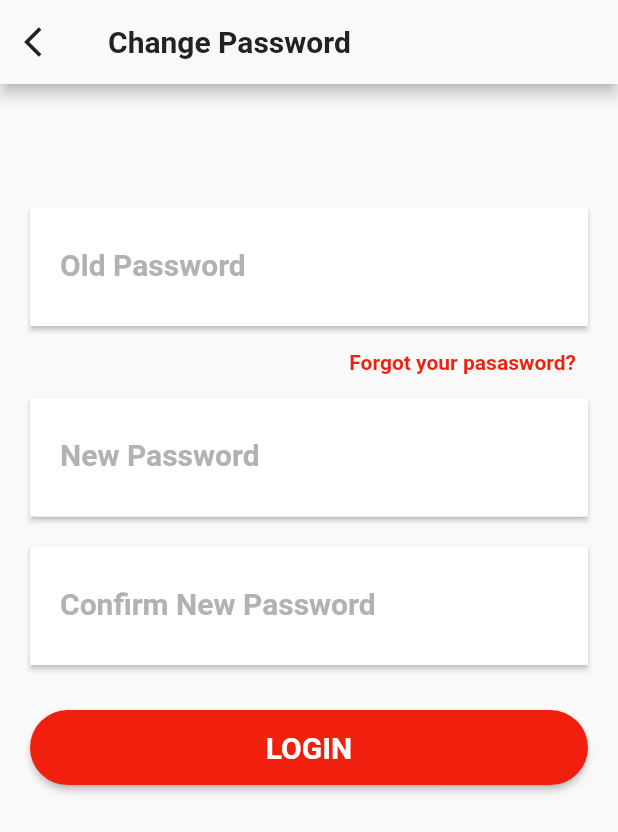
After one commit to Mahmoudagha01/ShoPack-App-With-Clean-Architecture, a Flutter app: the UpdatePasswordView screen opened by its route, on a phone screen of 412 x 824 dp. The commit adds this screen. Shown: the top 832 px of the screen. Run offline on Flutter 3.47's test engine with Material 2 defaults, Android fonts, the phone set to English and light mode, and no system bars; our stand-ins replace bloc, carousel_slider, dartz, dio, equatable, flutter_bloc and 6 more; missing offline and left inert: cloudinary_sdk; accounts and stored records are empty; network calls fail.

Commit message:
Finish Update Password Feature ✔

```diff
--- a/lib/core/utilities/endpoints.dart
+++ b/lib/core/utilities/endpoints.dart
@@ -5,6 +5,7 @@ const String forgotPasswordEndPoint = '/users/password/forgot';
 const String resetPasswordEndPoint = "/users/password/reset/";
 const String profileEndPoint = '/users/me';
 const String updateProfileEndPoint = '/users/profile/update';
+const String updatePasswordEndPoint = '/users/password/update';
 const String productsEndPoint = '/products';
 const String searchEndPoint = 'products/search';
 const String cartsEndPoint = '/carts';
--- a/lib/core/utilities/router.dart
+++ b/lib/core/utilities/router.dart
@@ -3,6 +3,7 @@ import 'package:shop_app/features/forgotpass&verifyemail/presentation/views/forg
 import 'package:shop_app/features/home/presentation/view/layout.dart';
 import 'package:shop_app/features/home/presentation/view/product_details.dart';
 import 'package:shop_app/features/profile/domain/entities/profile_entity.dart';
+import 'package:shop_app/features/profile/presentation/views/updatePass.dart';
 import 'package:shop_app/features/profile/presentation/views/updateprofile.dart';
 import 'package:shop_app/features/setpassword/presentation/views/setpassword.dart';
 import 'package:shop_app/features/register/presentation/views/register.dart';
@@ -32,6 +33,8 @@ Route<dynamic> onGenerate(RouteSettings settings) {
       case AppRoutes.updateProfile:
         final user = settings.arguments as UserEntity;
       return MaterialPageRoute(builder: (context) =>  UpdateProfileView(user: user,));
+      case AppRoutes.updatePassword:
+      return MaterialPageRoute(builder: (context) => const UpdatePasswordView());
     default:
       return MaterialPageRoute(builder: (context) => const LoginView());
   }
--- a/lib/core/utilities/routes.dart
+++ b/lib/core/utilities/routes.dart
@@ -1,4 +1,3 @@
-
 class AppRoutes {
   static const onBoarding = "/";
   static const splash = "/splash";
@@ -10,4 +9,5 @@ class AppRoutes {
   static const home = "/home";
   static const productDetails = "/Product-details";
   static const updateProfile = "/update-profile";
+  static const updatePassword = "/update-password";
 }
--- a/lib/core/utilities/strings.dart
+++ b/lib/core/utilities/strings.dart
@@ -17,10 +17,16 @@ class AppStrings {
   static const String apply = "Apply";
   static const String recentlyAddedProducts = "Recently Added Products";
   static const String newText = "New";
+    static const String oldpassword = "Old Password";
+      static const String newpassword = "New Password";
+        static const String repeatpassword = "Confirm New Password";
   static const String password = "Password";
   static const String nameError = "Name should have more than 3 characters";
   static const String nameEmpty = "Name Is required";
   static const String passwordEmpty = "Password is Required";
+    static const String repeatpasswordEmpty = "Confirm New Password is Required";
+      static const String oldpasswordEmpty = "Old Password is Required";
+        static const String newpasswordEmpty = "New Password is Required";
   static const String passwordError =
       "Password should atleast have 6 digits or characters";
   static const String email = "Email";
@@ -28,6 +34,8 @@ class AppStrings {
       "Please, enter your email address. You will receive a link to create a new password via email.";
   static const String login = "Login";
   static const String loginsuccess = "Login done successfully";
+    static const String updatepasssuccess = "Update Password done successfully";
+        static const String updatepassfail = "Update Password Failed";
   static const String registeruccess = "Registration done successfully";
   static const String forgetPassword = "Forgot your pasasword?";
   static const String forgetPasswordtext = "Forgot password";
@@ -39,6 +47,7 @@ class AppStrings {
   static const String send = "Send";
   static const String filter = "Filter";
   static const String submit = "Submit";
+  static const String savepass = "Save Password";
   static const String rate = "Rating";
   static const String myProfile = "My Profile";
   static const String myOrders = "My Orders";
@@ -79,6 +88,7 @@ class AppStrings {
   static const String services = "services";
   static const String shop = "Shop";
   static const String details = "details";
+    static const String changepass = "Change Password";
   static const String about = "about";
   static const String personalinfo = "Personal Information";
   static const String myorders = "My Orders";
--- a/lib/dependancy_injection.dart
+++ b/lib/dependancy_injection.dart
@@ -18,8 +18,10 @@ import 'package:shop_app/features/profile/data/datasources/profile_datasource.da
 import 'package:shop_app/features/profile/data/repositories/profile_repository_impl.dart';
 import 'package:shop_app/features/profile/domain/repositories/profile_repository.dart';
 import 'package:shop_app/features/profile/domain/usecases/getUserDetail.dart';
+import 'package:shop_app/features/profile/domain/usecases/updatePassword.dart';
 import 'package:shop_app/features/profile/domain/usecases/updateProfile.dart';
 import 'package:shop_app/features/profile/presentation/bloc/profile_bloc.dart';
+import 'package:shop_app/features/profile/presentation/bloc/update_password_bloc.dart';
 import 'package:shop_app/features/register/data/datasources/register_datasource.dart';
 import 'package:shop_app/features/register/data/repositories/register_repository_impl.dart';
 import 'package:shop_app/features/register/domain/repositories/register_repository.dart';
@@ -48,6 +50,7 @@ Future<void> init() async {
   injector.registerFactory(() => BottomNavigationBarBloc());
   injector.registerFactory(() => ProductsBloc(injector(), injector()));
   injector.registerFactory(() => ProfileBloc(injector(), injector()));
+  injector.registerFactory(() => UpdatePasswordBloc(injector()));
 
   //Usecase
   injector.registerLazySingleton(() => LoginUsecase(injector()));
@@ -58,6 +61,7 @@ Future<void> init() async {
   injector.registerLazySingleton(() => GetSpecificProductUseCase(injector()));
   injector.registerLazySingleton(() => GetUserDetails(injector()));
   injector.registerLazySingleton(() => UpdateUserDetailUsecase(injector()));
+  injector.registerLazySingleton(() => UpdatePasswordUsecase(injector()));
   //Repository
   injector.registerLazySingleton<LoginBaseRepository>(
       () => LoginRepositoryImpl(injector(), injector()));
@@ -71,6 +75,7 @@ Future<void> init() async {
       () => ProductsRepositoryImpl(injector(), injector()));
   injector.registerLazySingleton<ProfileRepository>(
       () => ProfileRepositoryImpl(injector(), injector()));
+
   //DataSource
   injector.registerLazySingleton<LoginDatasource>(
       () => LoginDatasourceImpl(injector()));
@@ -84,6 +89,7 @@ Future<void> init() async {
       () => ProductsDatasourceImpl(injector()));
   injector.registerLazySingleton<ProfileDatasource>(
       () => ProfileDataSourceImpl(injector()));
+
   //---Core---//
   //API Provider
   injector.registerLazySingleton<APIProvider>(() => APIProviderImpl());
--- a/lib/features/login/presentation/widgets/alert_snackbar.dart
+++ b/lib/features/login/presentation/widgets/alert_snackbar.dart
@@ -5,6 +5,7 @@ showSnackbar(String message, context, Color color) {
     content: Text(message,style: const TextStyle(fontWeight: FontWeight.bold),),
     duration: const Duration(seconds: 2),
     backgroundColor: color,
+    behavior: SnackBarBehavior.floating,
   );
   ScaffoldMessenger.of(context).hideCurrentSnackBar();
   ScaffoldMessenger.of(context).showSnackBar(snackbar);
--- a/lib/features/profile/data/models/profile_model.dart
+++ b/lib/features/profile/data/models/profile_model.dart
@@ -1,9 +1,9 @@
 import 'package:shop_app/features/profile/domain/entities/profile_entity.dart';
 
 class ProfileModel extends ProfileEntity {
-  const ProfileModel(super.success, super.user);
+  const ProfileModel(super.success, super.user,super.message);
   factory ProfileModel.fromJson(Map<String, dynamic> json) =>
-      ProfileModel(json['success'],json['user']!=null? UserModel.fromJson(json['user']):null);
+      ProfileModel(json['success'],json['user']!=null? UserModel.fromJson(json['user']):null,json['message']);
 }
 
 class UserModel extends UserEntity {
--- a/lib/features/profile/domain/entities/profile_entity.dart
+++ b/lib/features/profile/domain/entities/profile_entity.dart
@@ -4,7 +4,8 @@ class ProfileEntity extends Equatable {
   final bool success;
   final UserEntity? user;
 
-  const ProfileEntity(this.success, this.user);
+  final String? message;
+  const ProfileEntity(this.success, this.user, this.message);
 
   @override
   List<Object?> get props => [success, user];
@@ -27,8 +28,6 @@ class AvatarEntity extends Equatable {
 
   const AvatarEntity(this.publicId, this.url);
 
-
-
   @override
   List<Object> get props => [publicId, url];
 }
--- /dev/null
+++ b/lib/features/profile/domain/usecases/updatePassword.dart
@@ -0,0 +1,26 @@
+import 'package:shop_app/core/error/failure.dart';
+import 'package:dartz/dartz.dart';
+import 'package:shop_app/core/usecase/usecase.dart';
+import 'package:shop_app/features/profile/domain/entities/profile_entity.dart';
+import 'package:shop_app/features/profile/domain/repositories/profile_repository.dart';
+
+class UpdatePasswordUsecase
+    extends BaseUsecase<ProfileEntity, UpdatePasswordUsecaseParams> {
+  final ProfileRepository profileRepository;
+
+  UpdatePasswordUsecase(this.profileRepository);
+  @override
+  Future<Either<Failure, ProfileEntity>> call(
+      UpdatePasswordUsecaseParams params) async {
+    return await profileRepository.updatePassword(UpdatePassParnms(params.oldPassword, params.newPassword, params.confirmPassword));
+  }
+}
+
+class UpdatePasswordUsecaseParams {
+  final String oldPassword;
+  final String newPassword;
+  final String confirmPassword;
+
+  UpdatePasswordUsecaseParams(
+      this.oldPassword, this.newPassword, this.confirmPassword);
+}
--- /dev/null
+++ b/lib/features/profile/presentation/bloc/update_password_bloc.dart
@@ -0,0 +1,25 @@
+import 'package:bloc/bloc.dart';
+import 'package:equatable/equatable.dart';
+import 'package:shop_app/features/profile/domain/usecases/updatePassword.dart';
+
+import '../../domain/entities/profile_entity.dart';
+
+part 'update_password_event.dart';
+part 'update_password_state.dart';
+
+class UpdatePasswordBloc
+    extends Bloc<UpdatePasswordEvent, UpdatePasswordState> {
+  final UpdatePasswordUsecase updatePasswordUsecase;
+  UpdatePasswordBloc(this.updatePasswordUsecase)
+      : super(UpdatePasswordInitial()) {
+    on<UserUpdatePassword>((event, emit) async {
+      emit(UpdatePasswordLoading());
+      final failureOrSuccess = await updatePasswordUsecase(
+          UpdatePasswordUsecaseParams(
+              event.oldPassword, event.newPassword, event.confirmPassword));
+      failureOrSuccess.fold(
+          (failure) => emit(UpdatePasswordError(failure.message)),
+          (success) => emit(UpdatePasswordLoaded(success)));
+    });
+  }
+}
--- /dev/null
+++ b/lib/features/profile/presentation/bloc/update_password_event.dart
@@ -0,0 +1,16 @@
+part of 'update_password_bloc.dart';
+
+abstract class UpdatePasswordEvent extends Equatable {
+  const UpdatePasswordEvent();
+
+  @override
+  List<Object> get props => [];
+}
+
+class UserUpdatePassword extends UpdatePasswordEvent{
+  final String oldPassword;
+  final String newPassword;
+  final String confirmPassword;
+
+  const UserUpdatePassword(this.oldPassword, this.newPassword, this.confirmPassword);
+}
--- /dev/null
+++ b/lib/features/profile/presentation/bloc/update_password_state.dart
@@ -0,0 +1,24 @@
+part of 'update_password_bloc.dart';
+
+abstract class UpdatePasswordState extends Equatable {
+  const UpdatePasswordState();
+
+  @override
+  List<Object> get props => [];
+}
+
+class UpdatePasswordInitial extends UpdatePasswordState {}
+
+class UpdatePasswordLoading extends UpdatePasswordState {}
+
+class UpdatePasswordLoaded extends UpdatePasswordState {
+  final ProfileEntity data;
+
+  const UpdatePasswordLoaded(this.data);
+}
+
+class UpdatePasswordError extends UpdatePasswordState {
+  final String message;
+
+  const UpdatePasswordError(this.message);
+}
--- /dev/null
+++ b/lib/features/profile/presentation/views/updatePass.dart
@@ -0,0 +1,155 @@
+import 'package:flutter/material.dart';
+import 'package:flutter_bloc/flutter_bloc.dart';
+import 'package:shop_app/core/utilities/mediaquery.dart';
+import 'package:shop_app/features/profile/presentation/bloc/profile_bloc.dart';
+import 'package:shop_app/features/profile/presentation/bloc/update_password_bloc.dart';
+import '../../../../core/colors/colors.dart';
+import '../../../../core/utilities/routes.dart';
+import '../../../../core/utilities/strings.dart';
+import '../../../login/presentation/widgets/alert_snackbar.dart';
+import '../../../login/presentation/widgets/mainbutton.dart';
+import '../../../login/presentation/widgets/maintextformfield.dart';
+
+class UpdatePasswordView extends StatefulWidget {
+  const UpdatePasswordView({super.key});
+
+  @override
+  State<UpdatePasswordView> createState() => _UpdatePasswordViewState();
+}
+
+class _UpdatePasswordViewState extends State<UpdatePasswordView> {
+  final formKey = GlobalKey<FormState>();
+
+    final TextEditingController oldpassController = TextEditingController();
+
+    final TextEditingController newpassController = TextEditingController();
+
+    final TextEditingController repeatpassController = TextEditingController();
+
+  @override
+
+  Widget build(BuildContext context) {
+
+
+    return Scaffold(
+
+      appBar: AppBar(
+        automaticallyImplyLeading: false,
+        leading: IconButton(
+            onPressed: () {
+              BlocProvider.of<ProfileBloc>(context).add(GetProfile());
+              Navigator.pop(context);
+            },
+            icon: const Icon(Icons.arrow_back_ios)),
+        title: const Text(
+          AppStrings.changePassword,
+          style: TextStyle(color: ColorManager.dark),
+        ),
+      ),
+      body: SingleChildScrollView(
+        child: Form(
+          key: formKey,
+          child: Padding(
+            padding: const EdgeInsets.symmetric(horizontal: 20),
+            child: Column(
+
+                children: [
+                  SizedBox(height: kHeight(context)*.1,),
+                  MainTFF(
+                      labelText: AppStrings.oldpassword,
+                      hintText: AppStrings.oldpassword,
+                      controller: oldpassController,
+                      validate: (value) {
+                        if (value!.isEmpty) {
+                          return AppStrings.oldpasswordEmpty;
+                        } else {
+                          if (value.length < 6) {
+                            return AppStrings.passwordError;
+                          }
+                        }
+                        return null;
+                      },
+                      isPassword: false,
+                      borderRadius: 16,
+                      inputType: TextInputType.text),
+                  Align(
+                      alignment: Alignment.centerRight,
+                      child: TextButton(
+                          onPressed: () {
+                            Navigator.pushNamed(
+                                context, AppRoutes.forgotPassword);
+                          },
+                          child: const Text(AppStrings.forgetPassword))),
+                  MainTFF(
+                      labelText: AppStrings.newpassword,
+                      hintText: AppStrings.newpassword,
+                      controller: newpassController,
+                      validate: (value) {
+                        if (value!.isEmpty) {
+                          return AppStrings.newpasswordEmpty;
+                        } else {
+                          if (value.length < 6) {
+                            return AppStrings.passwordError;
+                          }
+                        }
+                        return null;
+                      },
+                      isPassword: false,
+                      borderRadius: 16,
+                      inputType: TextInputType.text),
+                  const SizedBox(
+                    height: 20,
+                  ),
+                  MainTFF(
+                      labelText: AppStrings.repeatpassword,
+                      hintText: AppStrings.repeatpassword,
+                      controller: repeatpassController,
+                      validate: (value) {
+                        if (value!.isEmpty) {
+                          return AppStrings.repeatpasswordEmpty;
+                        } else {
+                          if (value.length < 6) {
+                            return AppStrings.passwordError;
+                          }
+                        }
+                        return null;
+                      },
+                      isPassword: false,
+                      borderRadius: 16,
+                      inputType: TextInputType.text),
+                       const SizedBox(height: 30),
+                  BlocConsumer<UpdatePasswordBloc, UpdatePasswordState>(
+                    listener: (context, state) {
+                      if (state is UpdatePasswordLoaded && state.data.success) {
+                        showSnackbar(
+                            AppStrings.updatepasssuccess, context, ColorManager.green);
+                      } else if (state is UpdatePasswordError) {
+                        showSnackbar(state.message, context, Colors.red);
+                      } else if (state is UpdatePasswordLoaded) {
+                        showSnackbar(state.data.message!, context, Colors.red);
+                      }
+                    },
+                    builder: (context, state) {
+                      return state is UpdatePasswordLoading
+                          ? const CircularProgressIndicator()
+                          : MainButton(
+                              text: AppStrings.login.toUpperCase(),
+                              height: 50,
+                              ontab: () {
+                                if (formKey.currentState!.validate()) {
+                                  BlocProvider.of<UpdatePasswordBloc>(context)
+                                      .add(UserUpdatePassword(
+                                          oldpassController.text,
+                                          newpassController.text,
+                                          repeatpassController.text));
+                                }
+                              });
+                    },
+                  ),
+                ]),
+          ),
+        ),
+      ),
+    );
+  }
+}
--- a/lib/features/profile/presentation/views/updateprofile.dart
+++ b/lib/features/profile/presentation/views/updateprofile.dart
@@ -1,12 +1,10 @@
 import 'package:flutter/material.dart';
 import 'package:flutter_bloc/flutter_bloc.dart';
-import 'package:shop_app/features/home/presentation/bloc/BottomNavigationBar_bloc.dart';
 import 'package:shop_app/features/profile/domain/entities/profile_entity.dart';
 import 'package:shop_app/features/profile/presentation/bloc/profile_bloc.dart';
 import '../../../../core/colors/colors.dart';
 import '../../../../core/utilities/mediaquery.dart';
 import '../../../../core/utilities/strings.dart';
-import '../../../login/presentation/bloc/login_bloc.dart';
 import '../../../login/presentation/widgets/alert_snackbar.dart';
 import '../../../login/presentation/widgets/mainbutton.dart';
 import '../../../login/presentation/widgets/maintextformfield.dart';
--- a/lib/main.dart
+++ b/lib/main.dart
@@ -4,6 +4,7 @@ import 'package:shop_app/core/local/shared_preference.dart';
 import 'package:shop_app/core/theme/theme_data.dart';
 import 'package:shop_app/dependancy_injection.dart';
 import 'package:shop_app/features/home/presentation/bloc/BottomNavigationBar_bloc.dart';
+import 'package:shop_app/features/profile/presentation/bloc/update_password_bloc.dart';
 import 'package:shop_app/features/setpassword/presentation/bloc/reset_password_bloc.dart';
 import 'package:shop_app/features/shop/presentation/bloc/products_bloc.dart';
 import 'core/utilities/router.dart';
@@ -48,6 +49,9 @@ class MyApp extends StatelessWidget {
          BlocProvider(
           create: (context) => injector<ProfileBloc>(),
         ),
+         BlocProvider(
+          create: (context) => injector<UpdatePasswordBloc>(),
+        ),
 
       ],
       child: MaterialApp(
```
Also changed, not shown: lib/features/profile/data/datasources/profile_datasource.dart (+19 -1 lines), lib/features/profile/data/repositories/profile_repository_impl.dart (+15 -0 lines), lib/features/profile/domain/repositories/profile_repository.dart (+11 -1 lines), lib/features/profile/presentation/views/profile.dart (+8 -8 lines).
